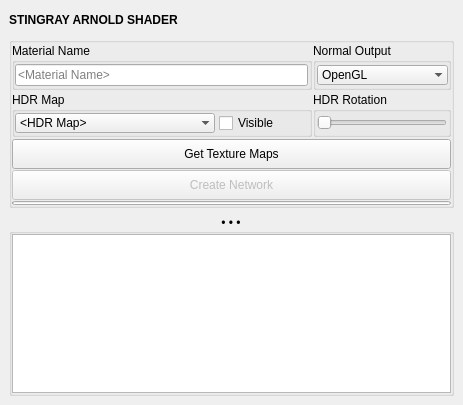
m3trik/mayatk, file mayatk/mat_utils/stingray_arnold_shader.ui: the form before one commit.
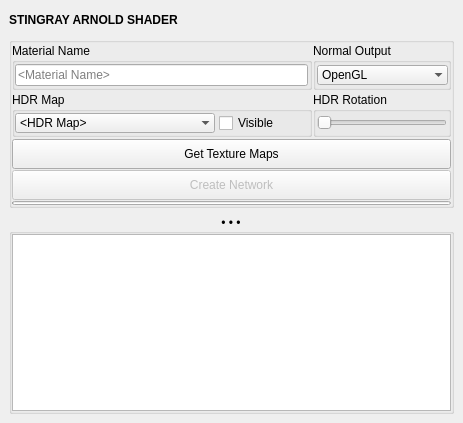
The form after the commit. Custom widgets are drawn as their Qt base class.

```diff
--- a/mayatk/mat_utils/stingray_arnold_shader.ui
+++ b/mayatk/mat_utils/stingray_arnold_shader.ui
@@ -10,7 +10,7 @@
     <x>0</x>
     <y>0</y>
     <width>463</width>
-    <height>405</height>
+    <height>423</height>
    </rect>
   </property>
   <property name="windowTitle">
@@ -498,12 +498,6 @@
          </property>
          <item>
           <widget class="QTextEdit" name="txt001">
-           <property name="sizePolicy">
-            <sizepolicy hsizetype="Expanding" vsizetype="Ignored">
-             <horstretch>0</horstretch>
-             <verstretch>0</verstretch>
-            </sizepolicy>
-           </property>
            <property name="verticalScrollBarPolicy">
             <enum>Qt::ScrollBarAlwaysOff</enum>
            </property>
```
